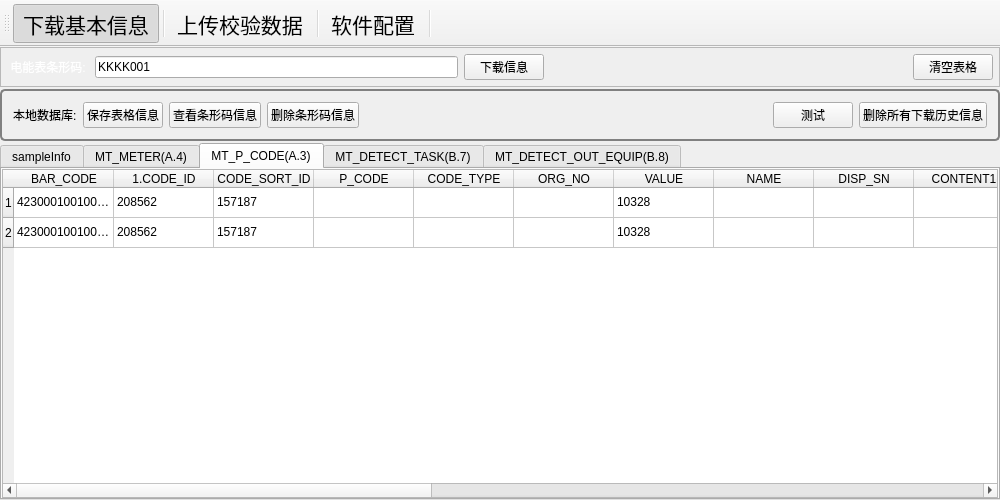
jingzhesiye/MU_infoSys.WH, file mainwindow.ui: the form before one commit.
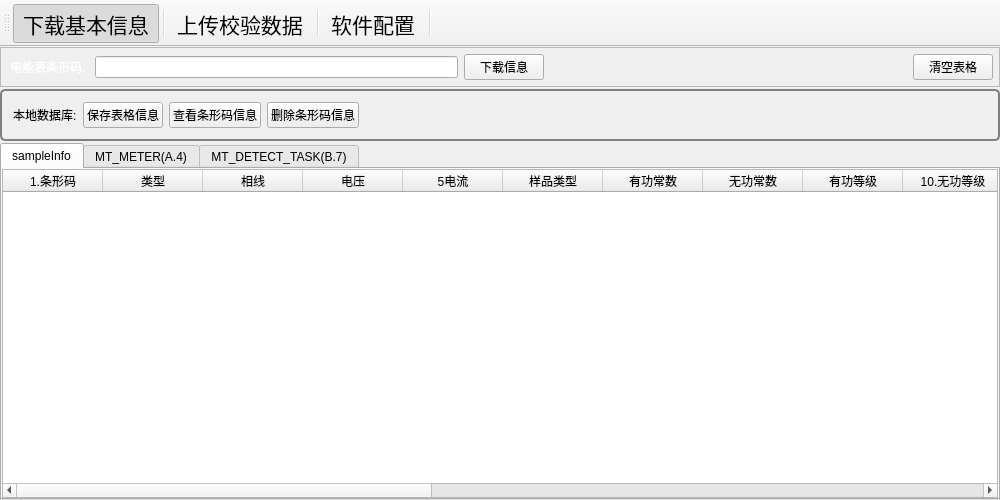
The form after the commit. The open tabs and pages were chosen to show the change. Icons and pictures are not drawn.

```diff
--- a/mainwindow.ui
+++ b/mainwindow.ui
@@ -71,7 +71,7 @@
            <item row="1" column="1">
             <widget class="QLineEdit" name="EM_down_barCode_LnEdit">
              <property name="text">
-              <string>KKKK001</string>
+              <string/>
              </property>
             </widget>
            </item>
@@ -190,20 +190,6 @@
              </property>
             </spacer>
            </item>
-           <item row="0" column="5">
-            <widget class="QPushButton" name="MU_down_test_PsBtn">
-             <property name="text">
-              <string>测试</string>
-             </property>
-            </widget>
-           </item>
-           <item row="0" column="6">
-            <widget class="QPushButton" name="MU_options_deleteLocalSqlAll_PsBtn">
-             <property name="text">
-              <string>删除所有下载历史信息</string>
-             </property>
-            </widget>
-           </item>
           </layout>
          </widget>
         </item>
@@ -233,102 +219,107 @@
              <widget class="QTableWidget" name="MU_sampleInfo_TblWidget">
               <column>
                <property name="text">
-                <string>1sampleNo</string>
+                <string>1.条形码</string>
                </property>
               </column>
               <column>
                <property name="text">
-                <string>tableType</string>
+                <string>类型</string>
                </property>
               </column>
               <column>
                <property name="text">
-                <string>phaseType</string>
+                <string>相线</string>
                </property>
               </column>
               <column>
                <property name="text">
-                <string>nominalVoltage</string>
+                <string>电压</string>
                </property>
               </column>
               <column>
                <property name="text">
-                <string>5nominalCurrent</string>
+                <string>5电流</string>
                </property>
               </column>
               <column>
                <property name="text">
-                <string>sampleType</string>
+                <string>样品类型</string>
                </property>
               </column>
               <column>
                <property name="text">
-                <string>nominalConstant</string>
+                <string>有功常数</string>
                </property>
               </column>
               <column>
                <property name="text">
-                <string>reactiveConstant</string>
+                <string>无功常数</string>
                </property>
               </column>
               <column>
                <property name="text">
-                <string>activeLevel</string>
+                <string>有功等级</string>
                </property>
               </column>
               <column>
                <property name="text">
-                <string>10reactiveLevel</string>
+                <string>10.无功等级</string>
                </property>
               </column>
               <column>
                <property name="text">
-                <string>freq</string>
+                <string>频率</string>
                </property>
               </column>
               <column>
                <property name="text">
-                <string>inputMode</string>
+                <string>接入方式</string>
                </property>
               </column>
               <column>
                <property name="text">
-                <string>isEmulator</string>
+                <string>是否止逆器</string>
                </property>
               </column>
               <column>
                <property name="text">
-                <string>measurementDirection</string>
+                <string>可计量的方向</string>
                </property>
               </column>
               <column>
                <property name="text">
-                <string>15sampleName</string>
+                <string>15.表名称</string>
                </property>
               </column>
               <column>
                <property name="text">
-                <string>redSeal</string>
+                <string>铅封号</string>
                </property>
               </column>
               <column>
                <property name="text">
-                <string>producer</string>
+                <string>生产厂家</string>
                </property>
               </column>
               <column>
                <property name="text">
-                <string>sampleUserName</string>
+                <string>送检单位</string>
                </property>
               </column>
               <column>
                <property name="text">
-                <string>sampleManuNo</string>
+                <string>出厂编号</string>
                </property>
               </column>
               <column>
                <property name="text">
-                <string>20sampleSeal</string>
+                <string>20.资产号</string>
+               </property>
+              </column>
+              <column>
+               <property name="text">
+                <string>isUpdate</string>
                </property>
               </column>
              </widget>
@@ -1067,213 +1058,6 @@
             </item>
            </layout>
           </widget>
-          <widget class="QWidget" name="EM_P_CODE_tab">
-           <attribute name="title">
-            <string>MT_P_CODE(A.3)</string>
-           </attribute>
-           <layout class="QGridLayout" name="gridLayout_19">
-            <property name="margin">
-             <number>0</number>
-            </property>
-            <property name="spacing">
-             <number>0</number>
-            </property>
-            <item row="0" column="0">
-             <widget class="QTableWidget" name="EM_P_CODE_TblWidget">
-              <row>
-               <property name="text">
-                <string>1</string>
-               </property>
-              </row>
-              <row>
-               <property name="text">
-                <string>2</string>
-               </property>
-              </row>
-              <column>
-               <property name="text">
-                <string>BAR_CODE</string>
-               </property>
-              </column>
-              <column>
-               <property name="text">
-                <string>1.CODE_ID</string>
-               </property>
-              </column>
-              <column>
-               <property name="text">
-                <string>CODE_SORT_ID</string>
-               </property>
-              </column>
-              <column>
-               <property name="text">
-                <string>P_CODE</string>
-               </property>
-              </column>
-              <column>
-               <property name="text">
-                <string>CODE_TYPE</string>
-               </property>
-              </column>
-              <column>
-               <property name="text">
-                <string>ORG_NO</string>
-               </property>
-              </column>
-              <column>
-               <property name="text">
-                <string>VALUE</string>
-               </property>
-              </column>
-              <column>
-               <property name="text">
-                <string>NAME</string>
-               </property>
-              </column>
-              <column>
-               <property name="text">
-                <string>DISP_SN</string>
-               </property>
-              </column>
-              <column>
-               <property name="text">
-                <string>CONTENT1</string>
-               </property>
-              </column>
-              <column>
-               <property name="text">
-                <string>10CONTENT2</string>
-               </property>
-              </column>
-              <column>
-               <property name="text">
-                <string>CONTENT3</string>
-               </property>
-              </column>
-              <column>
-               <property name="text">
-                <string>CONTENT4</string>
-               </property>
-              </column>
-              <column>
-               <property name="text">
-                <string>CONTENT5</string>
-               </property>
-              </column>
-              <column>
-               <property name="text">
-                <string>PROVINCE</string>
-               </property>
-              </column>
-              <column>
-               <property name="text">
-                <string>HANDLE_PROVINCE</string>
-               </property>
-              </column>
-              <column>
-               <property name="text">
-                <string>HANDLE_TYPE</string>
-               </property>
-              </column>
-              <column>
-               <property name="text">
-                <string>CONTENT9</string>
-               </property>
-              </column>
-              <column>
-               <property name="text">
-                <string>CONTENT6</string>
-               </property>
-              </column>
-              <column>
-               <property name="text">
-                <string>CONTENT7</string>
-               </property>
-              </column>
-              <column>
-               <property name="text">
-                <string>20CONTENT8</string>
-               </property>
-              </column>
-              <item row="0" column="0">
-               <property name="text">
-                <string>4230001001000016254452</string>
-               </property>
-              </item>
-              <item row="0" column="1">
-               <property name="text">
-                <string>208562</string>
-               </property>
-              </item>
-              <item row="0" column="2">
-               <property name="text">
-                <string>157187</string>
-               </property>
-              </item>
-              <item row="0" column="3">
-               <property name="text">
-                <string/>
-               </property>
-              </item>
-              <item row="0" column="4">
-               <property name="text">
-                <string/>
-               </property>
-              </item>
-              <item row="0" column="5">
-               <property name="text">
-                <string/>
-               </property>
-              </item>
-              <item row="0" column="6">
-               <property name="text">
-                <string>10328</string>
-               </property>
-              </item>
-              <item row="0" column="13">
-               <property name="text">
-                <string>p_code</string>
-               </property>
-              </item>
-              <item row="0" column="14">
-               <property name="text">
-                <string>ABB(中国)有限公司</string>
-               </property>
-              </item>
-              <item row="1" column="0">
-               <property name="text">
-                <string>4230001001000016254451</string>
-               </property>
-              </item>
-              <item row="1" column="1">
-               <property name="text">
-                <string>208562</string>
-               </property>
-              </item>
-              <item row="1" column="2">
-               <property name="text">
-                <string>157187</string>
-               </property>
-              </item>
-              <item row="1" column="6">
-               <property name="text">
-                <string>10328</string>
-               </property>
-              </item>
-              <item row="1" column="13">
-               <property name="text">
-                <string>p_code</string>
-               </property>
-              </item>
-              <item row="1" column="14">
-               <property name="text">
-                <string>ABB(中国)有限公司</string>
-               </property>
-              </item>
-             </widget>
-            </item>
-           </layout>
-          </widget>
           <widget class="QWidget" name="EM_DETECT_TASK_tab">
            <attribute name="title">
             <string>MT_DETECT_TASK(B.7)</string>
@@ -1524,181 +1308,6 @@
             </item>
            </layout>
           </widget>
-          <widget class="QWidget" name="EM_DETECT_OUT_EQUIP_tab">
-           <attribute name="title">
-            <string>MT_DETECT_OUT_EQUIP(B.8)</string>
-           </attribute>
-           <layout class="QGridLayout" name="gridLayout_14">
-            <property name="margin">
-             <number>0</number>
-            </property>
-            <property name="spacing">
-             <number>0</number>
-            </property>
-            <item row="0" column="0">
-             <widget class="QTableWidget" name="EM_DETECT_OUT_EQUIP_TblWidget">
-              <property name="sizePolicy">
-               <sizepolicy hsizetype="Expanding" vsizetype="Minimum">
-                <horstretch>0</horstretch>
-                <verstretch>0</verstretch>
-               </sizepolicy>
-              </property>
-              <property name="selectionMode">
-               <enum>QAbstractItemView::NoSelection</enum>
-              </property>
-              <attribute name="horizontalHeaderDefaultSectionSize">
-               <number>100</number>
-              </attribute>
-              <attribute name="horizontalHeaderMinimumSectionSize">
-               <number>22</number>
-              </attribute>
-              <attribute name="verticalHeaderDefaultSectionSize">
-               <number>28</number>
-              </attribute>
-              <row>
-               <property name="text">
-                <string>1</string>
-               </property>
-              </row>
-              <column>
-               <property name="text">
-                <string>DETECT_TASK_NO</string>
-               </property>
-              </column>
-              <column>
-               <property name="text">
-                <string>IO_TASK_NO</string>
-               </property>
-              </column>
-              <column>
-               <property name="text">
-                <string>EQUIP_CATEG</string>
-               </property>
-              </column>
-              <column>
-               <property name="text">
-                <string>BAR_CODE</string>
-               </property>
-              </column>
-              <column>
-               <property name="text">
-                <string>BOX_BAR_CODE</string>
-               </property>
-              </column>
-              <column>
-               <property name="text">
-                <string>PILE_NO</string>
-               </property>
-              </column>
-              <column>
-               <property name="text">
-                <string>PLATFORM_NO</string>
-               </property>
-              </column>
-              <column>
-               <property name="text">
-                <string>SYS_NO</string>
-               </property>
-              </column>
-              <column>
-               <property name="text">
-                <string>WRITE_DATE</string>
-               </property>
-              </column>
-              <column>
-               <property name="text">
-                <string>10.HANDLE_FLAG</string>
-               </property>
-              </column>
-              <column>
-               <property name="text">
-                <string>HANDLE_DATE</string>
-               </property>
-              </column>
-              <column>
-               <property name="text">
-                <string>ARRIVE_BATCH_NO</string>
-               </property>
-              </column>
-              <column>
-               <property name="text">
-                <string>REDETECT_FLAG</string>
-               </property>
-              </column>
-              <column>
-               <property name="text">
-                <string>EMP_NO</string>
-               </property>
-              </column>
-              <column>
-               <property name="text">
-                <string>PLATFORM_TYPE</string>
-               </property>
-              </column>
-              <item row="0" column="0">
-               <property name="text">
-                <string>3915071337300813</string>
-               </property>
-              </item>
-              <item row="0" column="1">
-               <property name="text">
-                <string>4415071437300816</string>
-               </property>
-              </item>
-              <item row="0" column="2">
-               <property name="text">
-                <string>01</string>
-               </property>
-              </item>
-              <item row="0" column="3">
-               <property name="text">
-                <string>4230001001000016254452</string>
-               </property>
-              </item>
-              <item row="0" column="4">
-               <property name="text">
-                <string/>
-               </property>
-              </item>
-              <item row="0" column="7">
-               <property name="text">
-                <string>402</string>
-               </property>
-              </item>
-              <item row="0" column="8">
-               <property name="text">
-                <string>20150720</string>
-               </property>
-              </item>
-              <item row="0" column="9">
-               <property name="text">
-                <string>0</string>
-               </property>
-              </item>
-              <item row="0" column="10">
-               <property name="text">
-                <string/>
-               </property>
-              </item>
-              <item row="0" column="11">
-               <property name="text">
-                <string>2614091130544989</string>
-               </property>
-              </item>
-              <item row="0" column="12">
-               <property name="text">
-                <string/>
-               </property>
-              </item>
-              <item row="0" column="13">
-               <property name="text">
-                <string>SJL0121</string>
-               </property>
-              </item>
-             </widget>
-            </item>
-           </layout>
-          </widget>
          </widget>
         </item>
        </layout>
@@ -2731,6 +2340,53 @@
              </property>
             </widget>
            </item>
+           <item row="1" column="8">
+            <widget class="QPushButton" name="MU_options_deleteLocalSqlAll_PsBtn">
+             <property name="text">
+              <string>删除所有下载历史信息</string>
+             </property>
+            </widget>
+           </item>
+           <item row="1" column="5" colspan="3">
+            <spacer name="horizontalSpacer_3">
+             <property name="orientation">
+              <enum>Qt::Horizontal</enum>
+             </property>
+             <property name="sizeHint" stdset="0">
+              <size>
+               <width>40</width>
+               <height>20</height>
+              </size>
+             </property>
+            </spacer>
+           </item>
+           <item row="0" column="6">
+            <widget class="QLineEdit" name="EM_options_detectEquipNo_LnEdit">
+             <property name="text">
+              <string/>
+             </property>
+            </widget>
+           </item>
+           <item row="0" column="7">
+            <spacer name="horizontalSpacer_2">
+             <property name="orientation">
+              <enum>Qt::Horizontal</enum>
+             </property>
+             <property name="sizeHint" stdset="0">
+              <size>
+               <width>40</width>
+               <height>20</height>
+              </size>
+             </property>
+            </spacer>
+           </item>
+           <item row="0" column="8">
+            <widget class="QPushButton" name="MU_down_test_PsBtn">
+             <property name="text">
+              <string>测试</string>
+             </property>
+            </widget>
+           </item>
           </layout>
          </widget>
         </item>
```
Left out of the diff: 445 changed lines with no effect on the pictures.
